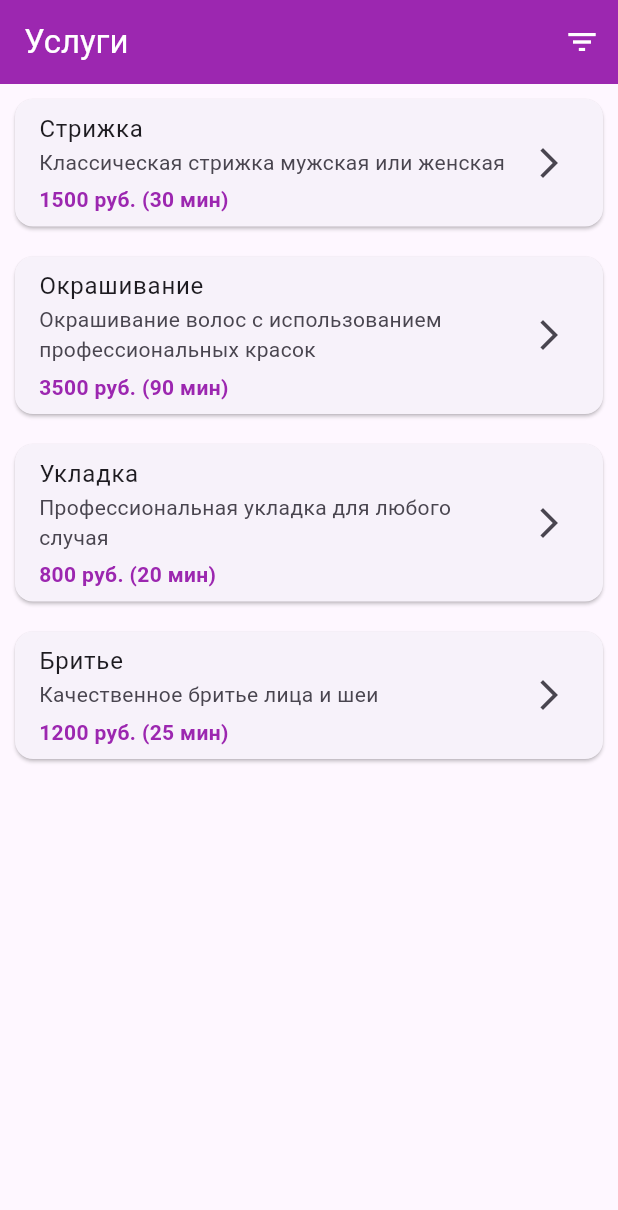
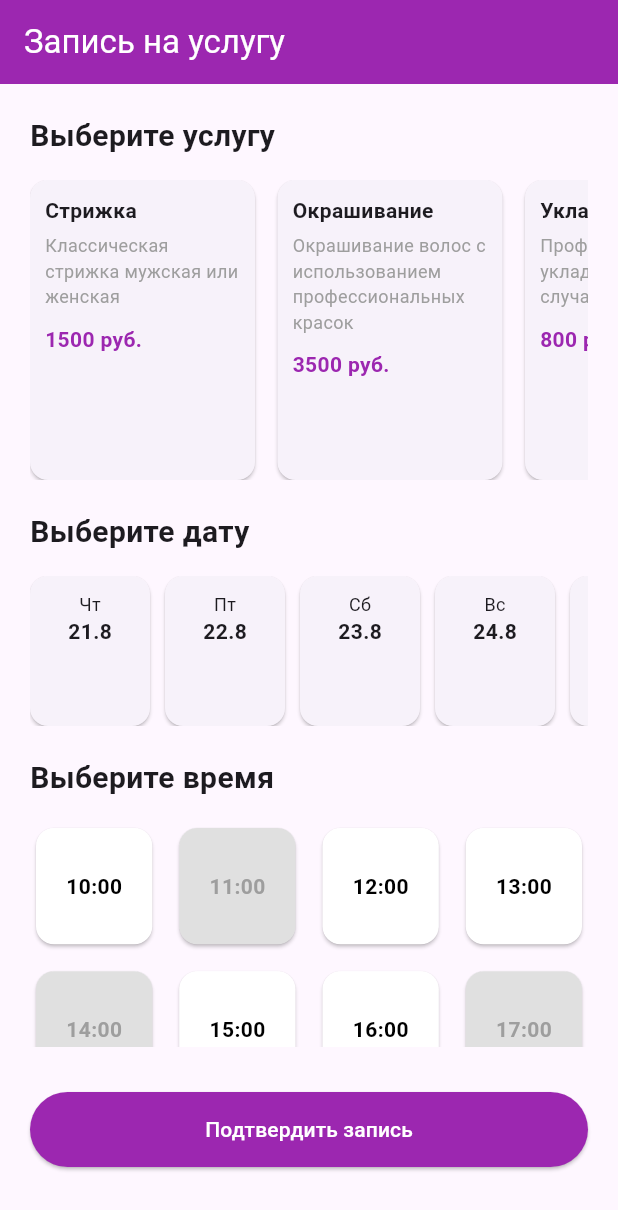
Before and after one commit to neshika/oksana_shik, a Flutter app: the screen it shows after launch, on a phone screen of 412 x 824 dp. Shown: the top 1210 px of the screen. Run offline on Flutter 3.47's test engine with Material 3 defaults, Android fonts, the light colour scheme and no system bars; our stand-ins replace dio.

Commit message:
booking_screen

```diff
--- a/lib/main.dart
+++ b/lib/main.dart
@@ -1,5 +1,7 @@
 //import 'package:firebase_core/firebase_core.dart';
 import 'package:flutter/material.dart';
+import 'package:oksana_shik/screens/auth/login_screen.dart';
+import 'package:oksana_shik/screens/booking/booking_screen.dart';
 import 'package:oksana_shik/screens/home/home_screen.dart';
 import 'package:oksana_shik/screens/profile/profile_screen.dart';
 import 'package:oksana_shik/screens/services/services_screen.dart';
@@ -25,7 +27,7 @@
         fontFamily: 'Roboto',
         primarySwatch: Colors.deepPurple, // Можно изменить позже
       ),
-      home: const ServicesScreen(),
+      home: const BookingScreen(),
       debugShowCheckedModeBanner: false, // Убирает баннер "DEBUG"
     );
   }
--- /dev/null
+++ b/lib/screens/booking/booking_screen.dart
@@ -0,0 +1,269 @@
+// lib/screens/booking/booking_screen.dart
+import 'package:flutter/material.dart';
+
+class BookingScreen extends StatelessWidget {
+  const BookingScreen({Key? key}) : super(key: key);
+
+  @override
+  Widget build(BuildContext context) {
+    // Фейковые данные услуг (в реальном приложении будут из Firebase)
+    final List<Map<String, dynamic>> services = [
+      {
+        'id': '1',
+        'title': 'Стрижка',
+        'description': 'Классическая стрижка мужская или женская',
+        'price': 1500,
+        'duration': 30,
+        'category': 'Стрижка',
+      },
+      {
+        'id': '2',
+        'title': 'Окрашивание',
+        'description':
+            'Окрашивание волос с использованием профессиональных красок',
+        'price': 3500,
+        'duration': 90,
+        'category': 'Окрашивание',
+      },
+      {
+        'id': '3',
+        'title': 'Укладка',
+        'description': 'Профессиональная укладка для любого случая',
+        'price': 800,
+        'duration': 20,
+        'category': 'Укладка',
+      },
+    ];
+
+    // Фейковые данные времени (в реальном приложении будут из Firebase)
+    final List<Map<String, dynamic>> timeSlots = [
+      {'time': '10:00', 'available': true},
+      {'time': '11:00', 'available': false},
+      {'time': '12:00', 'available': true},
+      {'time': '13:00', 'available': true},
+      {'time': '14:00', 'available': false},
+      {'time': '15:00', 'available': true},
+      {'time': '16:00', 'available': true},
+      {'time': '17:00', 'available': false},
+    ];
+
+    return Scaffold(
+      appBar: AppBar(
+        title: const Text('Запись на услугу'),
+        backgroundColor: Colors.purple,
+        foregroundColor: Colors.white,
+      ),
+      body: SingleChildScrollView(
+        padding: const EdgeInsets.all(20),
+        child: Column(
+          crossAxisAlignment: CrossAxisAlignment.start,
+          children: [
+            // Выбор услуги
+            const Text(
+              'Выберите услугу',
+              style: TextStyle(
+                fontSize: 20,
+                fontWeight: FontWeight.bold,
+              ),
+            ),
+            const SizedBox(height: 15),
+            Container(
+              height: 200,
+              child: ListView.builder(
+                scrollDirection: Axis.horizontal,
+                itemCount: services.length,
+                itemBuilder: (context, index) {
+                  final service = services[index];
+                  return Card(
+                    margin: const EdgeInsets.only(right: 15),
+                    child: InkWell(
+                      onTap: () {
+                        // Обработка выбора услуги
+                        ScaffoldMessenger.of(context).showSnackBar(
+                          SnackBar(
+                              content:
+                                  Text('Выбрана услуга: ${service['title']}')),
+                        );
+                      },
+                      child: Container(
+                        width: 150,
+                        padding: const EdgeInsets.all(10),
+                        child: Column(
+                          crossAxisAlignment: CrossAxisAlignment.start,
+                          children: [
+                            Text(
+                              service['title'] as String,
+                              style: const TextStyle(
+                                fontWeight: FontWeight.bold,
+                              ),
+                            ),
+                            const SizedBox(height: 5),
+                            Text(
+                              service['description'] as String,
+                              style: const TextStyle(
+                                fontSize: 12,
+                                color: Colors.grey,
+                              ),
+                            ),
+                            const SizedBox(height: 10),
+                            Text(
+                              '${service['price']} руб.',
+                              style: const TextStyle(
+                                fontWeight: FontWeight.bold,
+                                color: Colors.purple,
+                              ),
+                            ),
+                          ],
+                        ),
+                      ),
+                    ),
+                  );
+                },
+              ),
+            ),
+
+            const SizedBox(height: 20),
+
+            // Выбор даты
+            const Text(
+              'Выберите дату',
+              style: TextStyle(
+                fontSize: 20,
+                fontWeight: FontWeight.bold,
+              ),
+            ),
+            const SizedBox(height: 15),
+            Container(
+              height: 100,
+              child: ListView.builder(
+                scrollDirection: Axis.horizontal,
+                itemCount: 7,
+                itemBuilder: (context, index) {
+                  final day = DateTime.now().add(Duration(days: index));
+                  final formattedDate = '${day.day}.${day.month}';
+                  final dayOfWeek = [
+                    'Пн',
+                    'Вт',
+                    'Ср',
+                    'Чт',
+                    'Пт',
+                    'Сб',
+                    'Вс'
+                  ][day.weekday - 1];
+
+                  return Card(
+                    margin: const EdgeInsets.only(right: 10),
+                    child: InkWell(
+                      onTap: () {
+                        // Обработка выбора даты
+                        ScaffoldMessenger.of(context).showSnackBar(
+                          SnackBar(
+                              content: Text('Выбрана дата: $formattedDate')),
+                        );
+                      },
+                      child: Container(
+                        width: 80,
+                        padding: const EdgeInsets.all(10),
+                        child: Column(
+                          children: [
+                            Text(
+                              dayOfWeek,
+                              style: const TextStyle(
+                                fontSize: 12,
+                              ),
+                            ),
+                            Text(
+                              formattedDate,
+                              style: const TextStyle(
+                                fontWeight: FontWeight.bold,
+                              ),
+                            ),
+                          ],
+                        ),
+                      ),
+                    ),
+                  );
+                },
+              ),
+            ),
+
+            const SizedBox(height: 20),
+
+            // Выбор времени
+            const Text(
+              'Выберите время',
+              style: TextStyle(
+                fontSize: 20,
+                fontWeight: FontWeight.bold,
+              ),
+            ),
+            const SizedBox(height: 15),
+            Container(
+              height: 150,
+              child: GridView.builder(
+                gridDelegate: const SliverGridDelegateWithFixedCrossAxisCount(
+                  crossAxisCount: 4,
+                  crossAxisSpacing: 10,
+                  mainAxisSpacing: 10,
+                ),
+                itemCount: timeSlots.length,
+                itemBuilder: (context, index) {
+                  final slot = timeSlots[index];
+                  return Card(
+                    color: slot['available'] == true
+                        ? Colors.white
+                        : Colors.grey[300],
+                    child: InkWell(
+                      onTap: slot['available'] == true
+                          ? () {
+                              // Обработка выбора времени
+                              ScaffoldMessenger.of(context).showSnackBar(
+                                SnackBar(
+                                    content:
+                                        Text('Выбрано время: ${slot['time']}')),
+                              );
+                            }
+                          : null,
+                      child: Center(
+                        child: Text(
+                          slot['time'] as String,
+                          style: TextStyle(
+                            fontWeight: FontWeight.bold,
+                            color: slot['available'] == true
+                                ? Colors.black
+                                : Colors.grey,
+                          ),
+                        ),
+                      ),
+                    ),
+                  );
+                },
+              ),
+            ),
+
+            const SizedBox(height: 30),
+
+            // Кнопка подтверждения
+            SizedBox(
+              width: double.infinity,
+              height: 50,
+              child: ElevatedButton(
+                onPressed: () {
+                  // Обработка подтверждения записи
+                  ScaffoldMessenger.of(context).showSnackBar(
+                    const SnackBar(content: Text('Запись подтверждена!')),
+                  );
+                },
+                style: ElevatedButton.styleFrom(
+                  backgroundColor: Colors.purple,
+                  foregroundColor: Colors.white,
+                ),
+                child: const Text('Подтвердить запись'),
+              ),
+            ),
+          ],
+        ),
+      ),
+    );
+  }
+}
```
Also changed, not shown: 1 other file.
